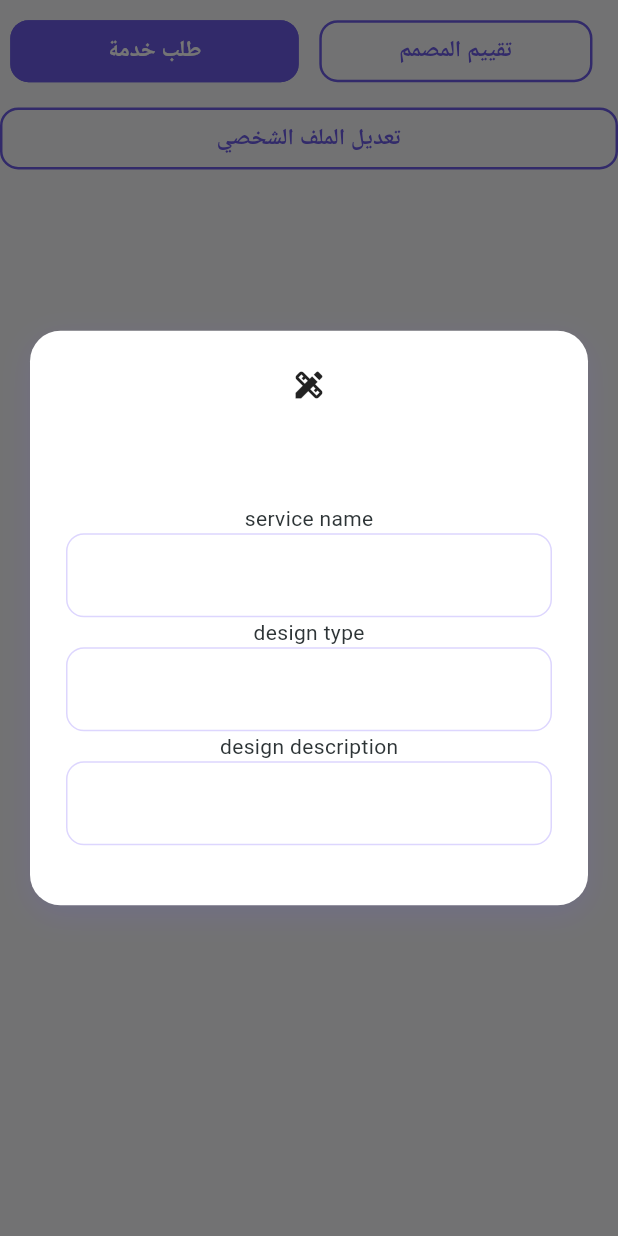
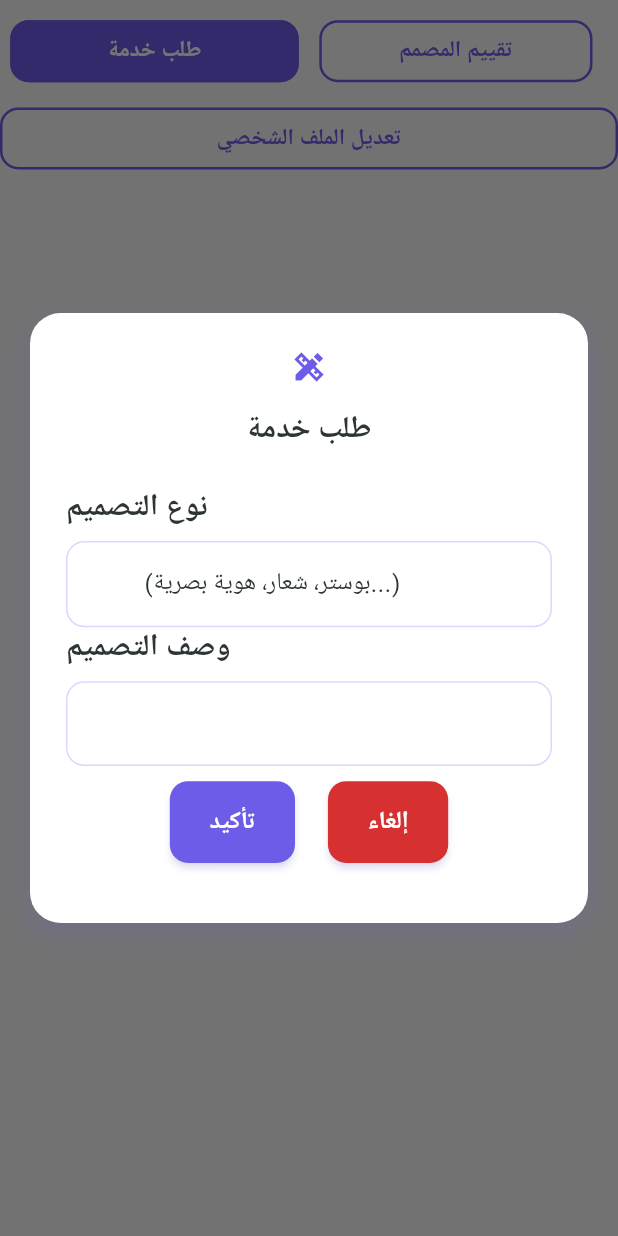
Before and after one commit to Abdullah-Bashaaib/designersplatform, a Flutter app: the ButtonsReaction widget shown alone on an empty page, opened directly, after a tap on "طلب خدمة", on a phone screen of 412 x 824 dp. Run offline on Flutter 3.47's test engine with Material 3 defaults, Android fonts, the phone set to English and light mode, and no system bars; our stand-ins replace cached_network_image, cloud_firestore, dartz, firebase_auth, firebase_core, flutter_screenutil and 7 more; missing offline and left inert: firebase_auth_platform_interface; accounts and stored records are empty; generated files the repository leaves out were written again.

Commit message:
تحسين واجهة المستخدم: تعديل تصميم حقل النص وإضافة التحقق من صحة المدخلات في نموذج طلب الخدمة

```diff
--- a/lib/core/widget/build_text_field.dart
+++ b/lib/core/widget/build_text_field.dart
@@ -46,7 +46,6 @@ class _BuildTextFieldState extends State<BuildTextField> {
               hintText: widget.hintText ?? '',
               prefixIcon: Icon(
                 widget.prefixIcon,
-                // color: Colors.grey,
               ),
               suffixIcon: widget.suffixIcon),
           validator: widget.validator,
--- a/lib/core/widget/validators.dart
+++ b/lib/core/widget/validators.dart
@@ -19,4 +19,11 @@ class Validators {
     }
     return null;
   }
+
+  static String? global(String? value) {
+    if (value == null || value.isEmpty) {
+      return 'هذا الحقل مطلوب';
+    }
+    return null;
+  }
 }
--- a/lib/features/customer_profile/presentation/getx/client_profile_controller.dart
+++ b/lib/features/customer_profile/presentation/getx/client_profile_controller.dart
@@ -94,7 +94,7 @@ class ClientProfileController extends GetxController {
             () => isLoading.value
                 ? CircularProgressIndicator()
                 : Row(
-                    spacing: 128.w,
+                    mainAxisAlignment: MainAxisAlignment.center,
                     children: [
                       ElevatedButton(
                         onPressed: () async {
@@ -112,6 +112,9 @@ class ClientProfileController extends GetxController {
                         },
                         style: AppStyles.primaryButtonStyle,
                         child: Text('تأكيد'),
+                      ),
+                      SizedBox(
+                        width: 5.w,
                       ),
                       ElevatedButton(
                         onPressed: () {
--- a/lib/features/designer_profile/presentation/views/screens/profile_screen.dart
+++ b/lib/features/designer_profile/presentation/views/screens/profile_screen.dart
@@ -84,8 +84,12 @@ class ProfileScreen extends StatelessWidget {
                     BioCustom(
                       currentBio: currentDesigner!.bio,
                     ),
-                    ButtonsReaction(),
-                    GridWorksCustom(),
+                    ButtonsReaction(
+                      currentDesigner: currentDesigner,
+                    ),
+                    GridWorksCustom(
+                      currentDesigner: currentDesigner,
+                    ),
                   ],
                 ),
               ),
--- a/lib/features/designer_profile/presentation/views/widgets/buttons_reaction.dart
+++ b/lib/features/designer_profile/presentation/views/widgets/buttons_reaction.dart
@@ -1,15 +1,25 @@
 import 'package:designers_platform/core/current_user.dart';
+import 'package:designers_platform/core/utils/app_colors.dart';
 import 'package:designers_platform/core/utils/app_styles.dart';
 import 'package:designers_platform/core/utils/custom_dialog_getx.dart';
+import 'package:designers_platform/core/widget/build_text_field.dart';
+import 'package:designers_platform/core/widget/validators.dart';
+import 'package:designers_platform/features/designer_profile/domain/entities/designer.dart';
 import 'package:designers_platform/features/designer_profile/presentation/views/screens/update_profile.dart';
 import 'package:flutter/material.dart';
 import 'package:flutter_screenutil/flutter_screenutil.dart';
 import 'package:get/get.dart';
 
 class ButtonsReaction extends StatelessWidget {
-  const ButtonsReaction({
+  final Designer? currentDesigner;
+  ButtonsReaction({
     super.key,
+    this.currentDesigner,
   });
+  final TextEditingController _name = TextEditingController();
+  final TextEditingController _type = TextEditingController();
+  final TextEditingController _description = TextEditingController();
+  final _formKey = GlobalKey<FormState>();
 
   @override
   Widget build(BuildContext context) {
@@ -27,17 +37,53 @@ class ButtonsReaction extends StatelessWidget {
                   style: AppStyles.secondaryButtonStyle,
                   onPressed: () {
                     DialogHelper.showCustomDialog(
-                        customIcon: Icon(Icons.design_services),
-                        title: '',
-                        customContent: Column(
-                          children: [
-                            Text('service name'),
-                            TextField(),
-                            Text('design type'),
-                            TextField(),
-                            Text('design description'),
-                            TextField()
-                          ],
+                        customIcon: Icon(
+                          Icons.design_services_sharp,
+                          color: AppColors.primaryColor,
+                        ),
+                        title: 'طلب خدمة',
+                        customContent: Form(
+                          key: _formKey,
+                          child: Column(
+                            children: [
+                              BuildTextField(
+                                controller: _type,
+                                label: 'نوع التصميم',
+                                hintText: '(بوستر، شعار، هوية بصرية...)',
+                                validator: Validators.global,
+                              ),
+                              BuildTextField(
+                                  controller: _description,
+                                  label: 'وصف التصميم'),
+                              SizedBox(
+                                height: 10.h,
+                              ),
+                              Row(
+                                mainAxisAlignment: MainAxisAlignment.center,
+                                children: [
+                                  ElevatedButton(
+                                    onPressed: () {
+                                      if (_formKey.currentState!.validate()) {
+                                        final name = _name.text;
+                                        final type = _type.text;
+                                        final description = _description.text;
+                                      }
+                                    },
+                                    style: AppStyles.primaryButtonStyle,
+                                    child: Text('تأكيد'),
+                                  ),
+                                  SizedBox(
+                                    width: 20.w,
+                                  ),
+                                  ElevatedButton(
+                                    onPressed: () {},
+                                    style: AppStyles.errorButtonStyle,
+                                    child: Text('إلغاء'),
+                                  )
+                                ],
+                              )
+                            ],
+                          ),
                         ));
                   },
                   child: Text(
```
